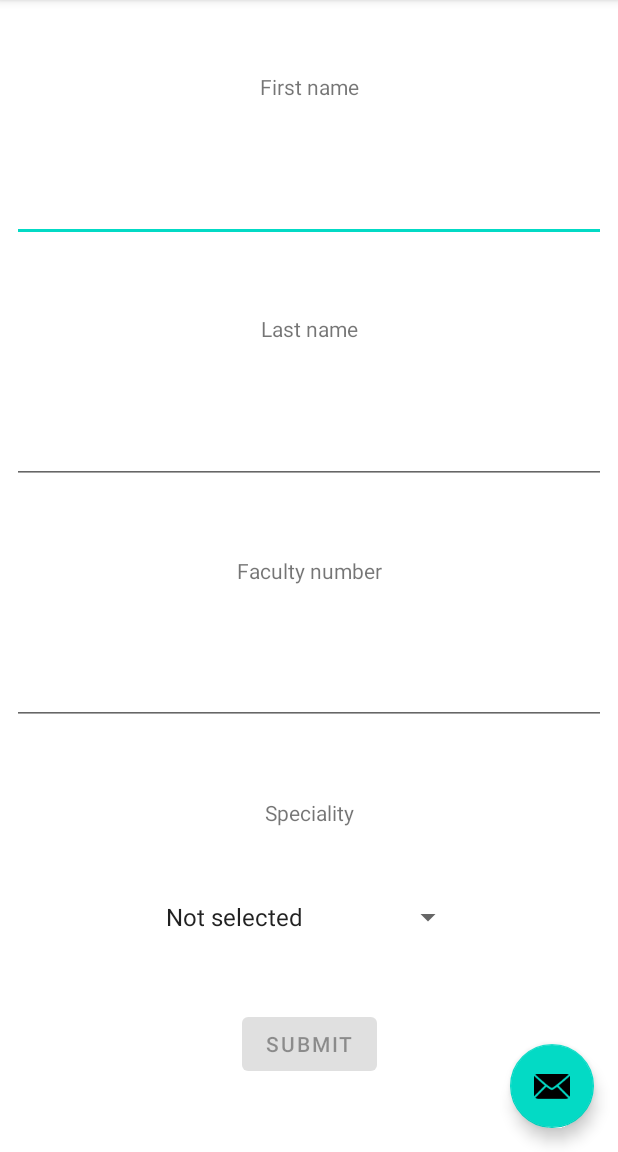
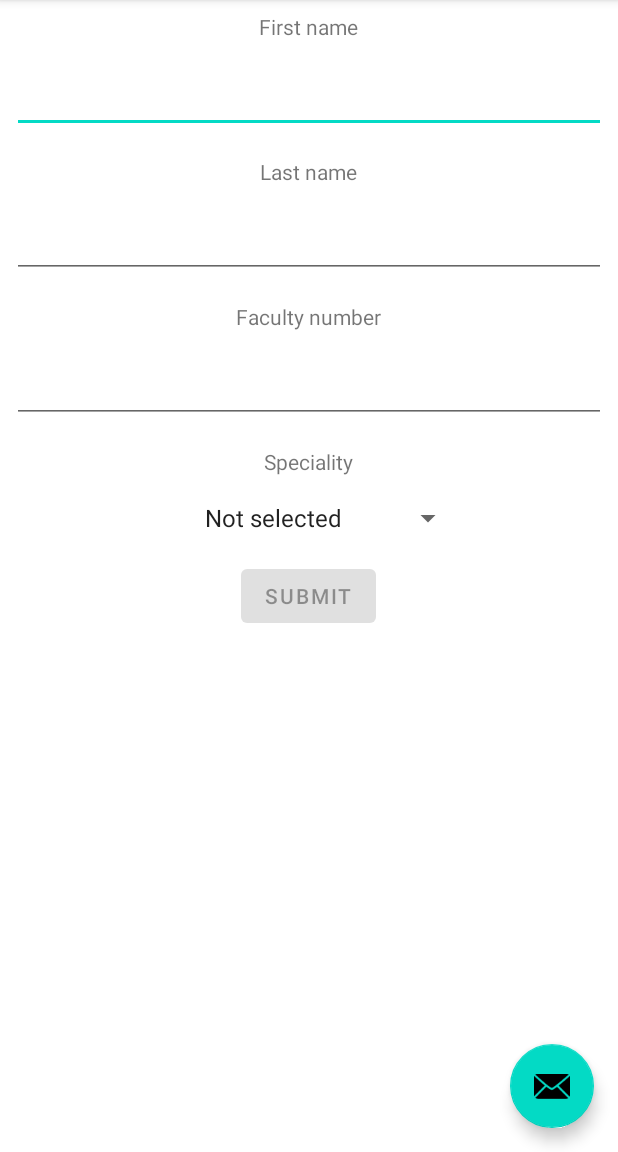
Before and after one commit to ETS-Android3/Erasmus_courses, an Android app: the screen it shows after launch (MainActivity), on a phone screen of 412 x 824 dp, the part 84-1236 px from its top. Run offline under Robolectric (Android 15) with nearby library versions, the phone set to English and light mode, and no system bars.

Commit message:
Working validation of FirstFragment

```diff
--- a/Programming_for_Mobile_Internet_Devices/Task_1/app/src/main/java/com/example/task_1/FirstFragment.java
+++ b/Programming_for_Mobile_Internet_Devices/Task_1/app/src/main/java/com/example/task_1/FirstFragment.java
@@ -3,7 +3,6 @@ package com.example.task_1;
 import android.os.Bundle;
 import android.util.Log;
 import android.view.LayoutInflater;
-import android.view.MotionEvent;
 import android.view.View;
 import android.view.ViewGroup;
 import android.widget.AdapterView;
@@ -55,7 +54,7 @@ public class FirstFragment extends Fragment {
         buttonSubmitt.setEnabled(notValidItems.isEmpty());
     }
 
-    private void validItem(View view){
+    private void validEditTextItem(View view){
         String itemName = view.getResources().getResourceEntryName(view.getId());
 //        Log.i(TAG, "YYY validItem " + itemName);
         if(itemName.startsWith("editText")) {
@@ -79,10 +78,6 @@ public class FirstFragment extends Fragment {
                 mEdit.setError("Not valid value");
             }
         }
-        if(itemName.startsWith("spinner")) {
-            Spinner spinner = (Spinner)view;
-            updateNotValidItems(itemName, spinner.getSelectedItemPosition() != 0);
-        }
     }
 
     @Override
@@ -91,6 +86,7 @@ public class FirstFragment extends Fragment {
             Bundle savedInstanceState
     ) {
         // Inflate the layout for this fragment
+        firstFragmentViewGroup = (ViewGroup) inflater.inflate(R.layout.fragment_first, null);
         initValidation();
         return inflater.inflate(R.layout.fragment_first, container, false);
     }
@@ -115,7 +111,7 @@ public class FirstFragment extends Fragment {
                 if (!hasFocus) {
                     String itemName = v.getResources().getResourceEntryName(v.getId());
                     Log.i(TAG, itemName + " lost focus");
-                    validItem(v);
+                    validEditTextItem(v);
                 }
             }
         });
@@ -126,7 +122,7 @@ public class FirstFragment extends Fragment {
                 if (!hasFocus) {
                     String itemName = v.getResources().getResourceEntryName(v.getId());
                     Log.i(TAG, itemName + " lost focus");
-                    validItem(v);
+                    validEditTextItem(v);
                 }
             }
         });
@@ -137,7 +133,7 @@ public class FirstFragment extends Fragment {
                 if (!hasFocus) {
                     String itemName = v.getResources().getResourceEntryName(v.getId());
                     Log.i(TAG, itemName + " lost focus");
-                    validItem(v);
+                    validEditTextItem(v);
                 }
             }
         });
@@ -145,7 +141,8 @@ public class FirstFragment extends Fragment {
         spinnerSpecialty.setOnItemSelectedListener(new AdapterView.OnItemSelectedListener() {
             @Override
             public void onItemSelected(AdapterView<?> parent, View view, int position, long id) {
-                validItem(view);
+                String itemName = view.getResources().getResourceEntryName(spinnerSpecialty.getId());
+                updateNotValidItems(itemName, spinnerSpecialty.getSelectedItemPosition() != 0);
             }
 
             @Override
--- a/Programming_for_Mobile_Internet_Devices/Task_1/app/src/main/res/layout/fragment_first.xml
+++ b/Programming_for_Mobile_Internet_Devices/Task_1/app/src/main/res/layout/fragment_first.xml
@@ -1,53 +1,29 @@
 <?xml version="1.0" encoding="utf-8"?>
-<androidx.constraintlayout.widget.ConstraintLayout xmlns:android="http://schemas.android.com/apk/res/android"
+<LinearLayout xmlns:android="http://schemas.android.com/apk/res/android"
     xmlns:app="http://schemas.android.com/apk/res-auto"
     xmlns:tools="http://schemas.android.com/tools"
     android:layout_width="match_parent"
     android:layout_height="match_parent"
+    android:orientation="vertical"
     tools:context=".FirstFragment">
 
-<!--    <TextView-->
-<!--        android:id="@+id/textview_first"-->
-<!--        android:layout_width="wrap_content"-->
-<!--        android:layout_height="wrap_content"-->
-<!--        android:text="@string/hello_first_fragment"-->
-<!--        app:layout_constraintBottom_toTopOf="@id/button_first"-->
-<!--        app:layout_constraintEnd_toEndOf="parent"-->
-<!--        app:layout_constraintStart_toStartOf="parent"-->
-<!--        app:layout_constraintTop_toTopOf="parent" />-->
-
-<!--    <Button-->
-<!--        android:id="@+id/button_first"-->
-<!--        android:layout_width="wrap_content"-->
-<!--        android:layout_height="wrap_content"-->
-<!--        android:text="@string/next"-->
-<!--        app:layout_constraintBottom_toBottomOf="parent"-->
-<!--        app:layout_constraintEnd_toEndOf="parent"-->
-<!--        app:layout_constraintStart_toStartOf="parent"-->
-<!--        app:layout_constraintTop_toBottomOf="@id/textview_first" />-->
 
     <TextView
         android:id="@+id/textViewFirstName"
         android:layout_width="wrap_content"
         android:layout_height="wrap_content"
-        android:text="@string/fragment1TextViewFirstNameLabel"
-        app:layout_constraintTop_toTopOf="parent"
-        app:layout_constraintEnd_toEndOf="parent"
-        app:layout_constraintStart_toStartOf="parent"
-        app:layout_constraintBottom_toTopOf="@id/editTextFirstName"
-        />
+        android:layout_gravity="center_horizontal"
+        android:layout_margin="8dp"
+        android:text="@string/fragment1TextViewFirstNameLabel" />
 
 
     <EditText
         android:id="@+id/editTextFirstName"
-        android:layout_width="0dp"
-        android:layout_marginStart="8dp"
-        android:layout_marginEnd="8dp"
+        android:layout_width="match_parent"
         android:layout_height="wrap_content"
-        app:layout_constraintTop_toBottomOf="@id/textViewFirstName"
-        app:layout_constraintEnd_toEndOf="parent"
-        app:layout_constraintStart_toStartOf="parent"
-        app:layout_constraintBottom_toTopOf="@id/textViewLastName"
+        android:layout_margin="8dp"
+        android:layout_gravity="center_horizontal"
+        android:inputType="text"
         />
 
 
@@ -55,24 +31,18 @@
         android:id="@+id/textViewLastName"
         android:layout_width="wrap_content"
         android:layout_height="wrap_content"
-        android:text="@string/fragment1TextViewLastNameLabel"
-        app:layout_constraintTop_toBottomOf="@id/editTextFirstName"
-        app:layout_constraintEnd_toEndOf="parent"
-        app:layout_constraintStart_toStartOf="parent"
-        app:layout_constraintBottom_toTopOf="@id/editTextLastName"
-        />
+        android:layout_margin="8dp"
+        android:layout_gravity="center_horizontal"
+        android:text="@string/fragment1TextViewLastNameLabel" />
 
 
     <EditText
         android:id="@+id/editTextLastName"
-        android:layout_width="0dp"
-        android:layout_marginStart="8dp"
-        android:layout_marginEnd="8dp"
+        android:layout_width="match_parent"
         android:layout_height="wrap_content"
-        app:layout_constraintTop_toBottomOf="@id/textViewLastName"
-        app:layout_constraintEnd_toEndOf="parent"
-        app:layout_constraintStart_toStartOf="parent"
-        app:layout_constraintBottom_toTopOf="@id/textViewFacultyNumber"
+        android:layout_margin="8dp"
+        android:inputType="text"
+        android:layout_gravity="center_horizontal"
         />
 
 
@@ -80,24 +50,18 @@
         android:id="@+id/textViewFacultyNumber"
         android:layout_width="wrap_content"
         android:layout_height="wrap_content"
-        android:text="@string/fragment1TextViewFacultyNumberLabel"
-        app:layout_constraintTop_toBottomOf="@id/editTextLastName"
-        app:layout_constraintEnd_toEndOf="parent"
-        app:layout_constraintStart_toStartOf="parent"
-        app:layout_constraintBottom_toTopOf="@id/editTextFacultyNumber"
-        />
+        android:layout_margin="8dp"
+        android:layout_gravity="center_horizontal"
+        android:text="@string/fragment1TextViewFacultyNumberLabel" />
 
 
     <EditText
         android:id="@+id/editTextFacultyNumber"
-        android:layout_width="0dp"
-        android:layout_marginStart="8dp"
-        android:layout_marginEnd="8dp"
+        android:layout_width="match_parent"
         android:layout_height="wrap_content"
-        app:layout_constraintTop_toBottomOf="@id/textViewFacultyNumber"
-        app:layout_constraintEnd_toEndOf="parent"
-        app:layout_constraintStart_toStartOf="parent"
-        app:layout_constraintBottom_toTopOf="@id/textViewSpecialty"
+        android:layout_margin="8dp"
+        android:inputType="text"
+        android:layout_gravity="center_horizontal"
         />
 
 
@@ -105,40 +69,28 @@
         android:id="@+id/textViewSpecialty"
         android:layout_width="wrap_content"
         android:layout_height="wrap_content"
-        android:text="@string/fragment1TextViewSpecialtyLabel"
-        app:layout_constraintTop_toBottomOf="@id/editTextFacultyNumber"
-        app:layout_constraintEnd_toEndOf="parent"
-        app:layout_constraintStart_toStartOf="parent"
-        app:layout_constraintBottom_toTopOf="@id/spinnerSpecialty"
-        />
+        android:layout_margin="8dp"
+        android:layout_gravity="center_horizontal"
+        android:text="@string/fragment1TextViewSpecialtyLabel" />
 
 
     <Spinner
         android:id="@+id/spinnerSpecialty"
         android:layout_width="wrap_content"
         android:layout_height="wrap_content"
-        app:layout_constraintTop_toBottomOf="@id/textViewSpecialty"
-        app:layout_constraintEnd_toEndOf="parent"
-        app:layout_constraintStart_toStartOf="parent"
-        app:layout_constraintBottom_toTopOf="@id/buttonSubmitt"
-        android:entries="@array/fragment1SpinnerSpecialtyEntries"
-        />
+        android:layout_margin="8dp"
+        android:layout_gravity="center_horizontal"
+        android:gravity="center"
+        android:entries="@array/fragment1SpinnerSpecialtyEntries" />
 
 
     <Button
         android:id="@+id/buttonSubmitt"
         android:layout_width="wrap_content"
         android:layout_height="wrap_content"
-        android:text="@string/fragment1ButtonSubmittLabel"
-        app:layout_constraintTop_toBottomOf="@id/spinnerSpecialty"
-        app:layout_constraintEnd_toEndOf="parent"
-        app:layout_constraintStart_toStartOf="parent"
-        app:layout_constraintBottom_toBottomOf="parent"
-        />
+        android:layout_margin="8dp"
+        android:layout_gravity="center_horizontal"
+        android:text="@string/fragment1ButtonSubmittLabel" />
 
 
-
-
-
-
-</androidx.constraintlayout.widget.ConstraintLayout>
+</LinearLayout>
```
